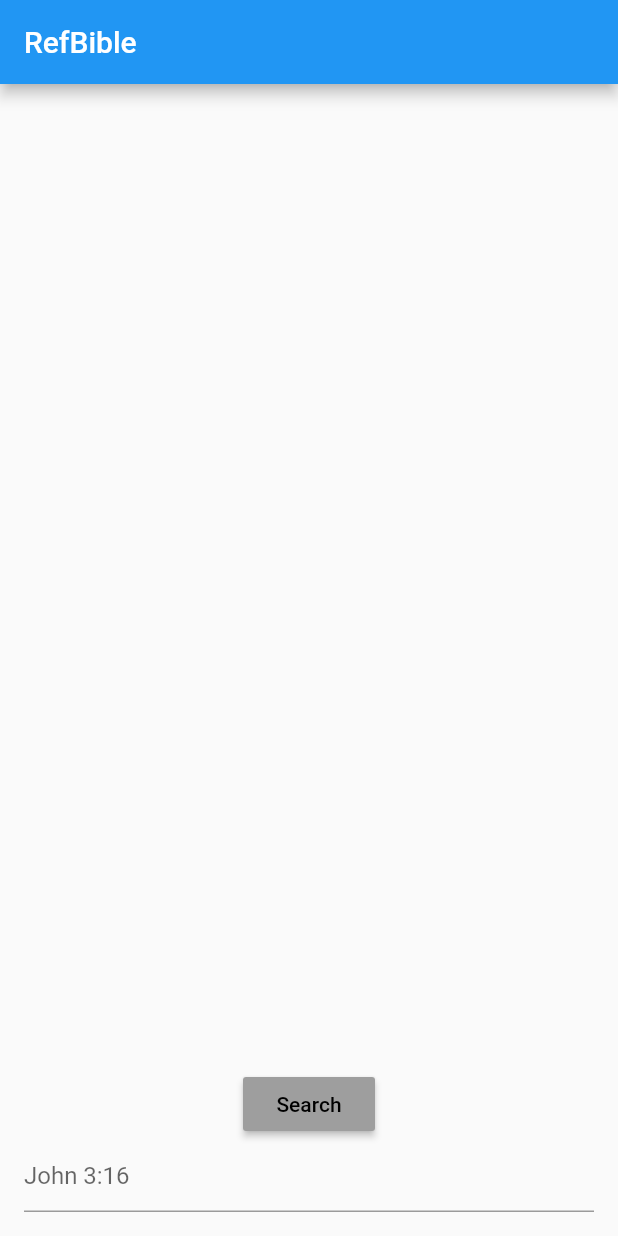
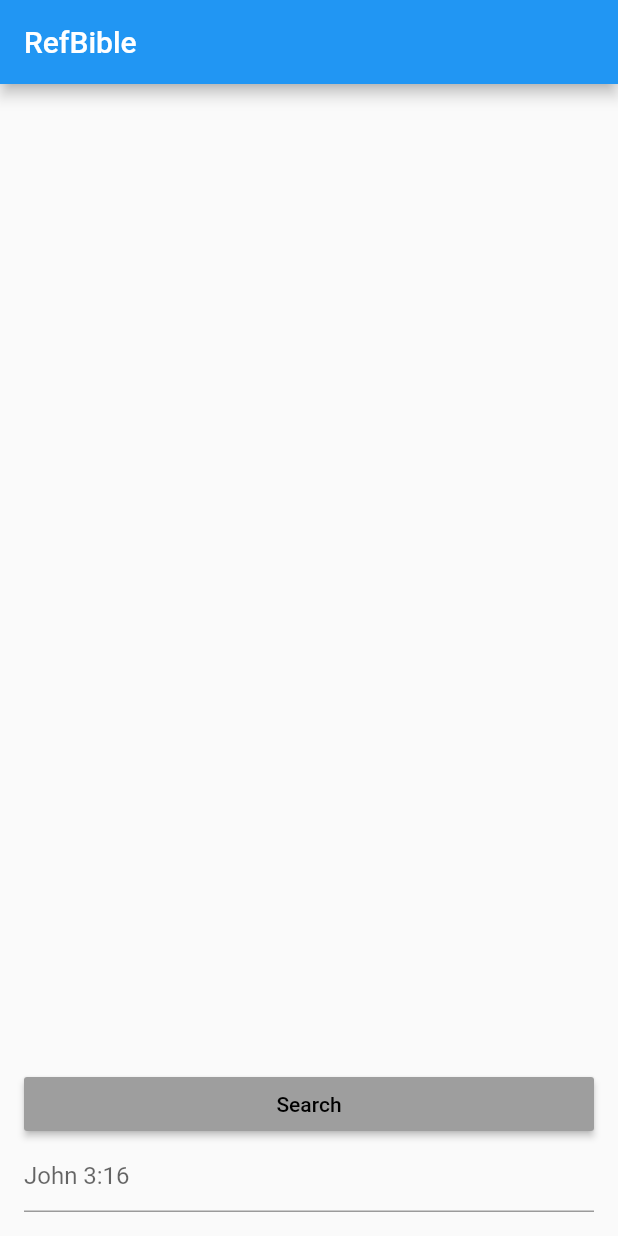
Before and after one commit to joshpetit/refbible, a Flutter app: the screen it shows after launch, on a phone screen of 412 x 824 dp. Run offline on Flutter 3.47's test engine with Material 2 defaults, Android fonts, the phone set to English and light mode, and no system bars; our stand-ins replace fluttertoast; missing offline and left inert: clipboard, esv_api.

Commit message:
unwraps query column

```diff
--- a/lib/main.dart
+++ b/lib/main.dart
@@ -71,11 +71,9 @@ class _PassageInputState extends State<PassageInput> {
                   height: MediaQuery.of(context).size.height * 0.70,
                   child: _buildList(),
                 ),
-                Column(
-                  children: <Widget>[
                 RaisedButton(
-                        child: Text('Search',
-                            style: TextStyle(color: Colors.black)),
+                    child:
+                        Text('Search', style: TextStyle(color: Colors.black)),
                     color: Colors.grey,
                     onPressed: () {
                       _getVerse(controller.text);
@@ -88,8 +86,6 @@ class _PassageInputState extends State<PassageInput> {
                   onSubmitted: (val) {
                     _getVerse(val);
                   },
-                    ),
-                  ],
                 ),
               ], // Children end
             ), // Column end
```
Lines whose indentation alone changed are shown as unchanged.
